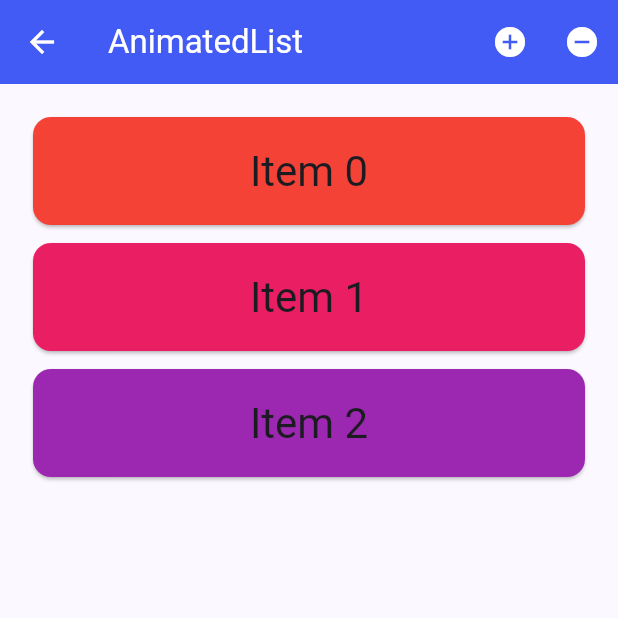
After one commit to Zudah228/flutflutter_workspace_3_10, a Flutter app: the AnimatedListSample screen opened directly, on a phone screen of 412 x 824 dp, the top half of it. The commit adds this screen. Run offline on Flutter 3.47's test engine with Material 2 defaults, Android fonts, the phone set to English and light mode, and no system bars; our stand-ins replace carousel_slider, equatable, flutter_riverpod, freezed_annotation.

Commit message:
feat: AnimatedList の追加

```diff
--- a/lib/main.dart
+++ b/lib/main.dart
@@ -1,7 +1,8 @@
 import 'package:flutter/material.dart';
+import 'package:flutter_riverpod/flutter_riverpod.dart';
 
 import 'app.dart';
 
 void main() {
-  runApp(const App());
+  runApp(const ProviderScope(child: App()));
 }
--- /dev/null
+++ b/lib/pages/animated_list/animated_list_sample_page.dart
@@ -0,0 +1,203 @@
+import 'package:flutter/material.dart';
+
+class AnimatedListSample extends StatefulWidget {
+  const AnimatedListSample({super.key});
+
+  @override
+  State<AnimatedListSample> createState() => _AnimatedListSampleState();
+}
+
+class _AnimatedListSampleState extends State<AnimatedListSample> {
+  final GlobalKey<AnimatedListState> _listKey = GlobalKey<AnimatedListState>();
+  late ListModel<int> _list;
+  int? _selectedItem;
+  late int
+      _nextItem; // The next item inserted when the user presses the '+' button.
+
+  @override
+  void initState() {
+    super.initState();
+    _list = ListModel<int>(
+      listKey: _listKey,
+      initialItems: <int>[0, 1, 2],
+      removedItemBuilder: _buildRemovedItem,
+    );
+    _nextItem = 3;
+  }
+
+  // Used to build list items that haven't been removed.
+  Widget _buildItem(
+      BuildContext context, int index, Animation<double> animation) {
+    return CardItem(
+      animation: animation,
+      item: _list[index],
+      selected: _selectedItem == _list[index],
+      onTap: () {
+        setState(() {
+          _selectedItem = _selectedItem == _list[index] ? null : _list[index];
+        });
+      },
+    );
+  }
+
+  /// The builder function used to build items that have been removed.
+  ///
+  /// Used to build an item after it has been removed from the list. This method
+  /// is needed because a removed item remains visible until its animation has
+  /// completed (even though it's gone as far as this ListModel is concerned).
+  /// The widget will be used by the [AnimatedListState.removeItem] method's
+  /// [AnimatedRemovedItemBuilder] parameter.
+  Widget _buildRemovedItem(
+      int item, BuildContext context, Animation<double> animation) {
+    return CardItem(
+      animation: animation,
+      item: item,
+      // No gesture detector here: we don't want removed items to be interactive.
+    );
+  }
+
+  // Insert the "next item" into the list model.
+  void _insert() {
+    final int index =
+        _selectedItem == null ? _list.length : _list.indexOf(_selectedItem!);
+    _list.insert(index, _nextItem++);
+  }
+
+  // Remove the selected item from the list model.
+  void _remove() {
+    if (_selectedItem != null) {
+      _list.removeAt(_list.indexOf(_selectedItem!));
+      setState(() {
+        _selectedItem = null;
+      });
+    }
+  }
+
+  @override
+  Widget build(BuildContext context) {
+    return Scaffold(
+      appBar: AppBar(
+        automaticallyImplyLeading: true,
+        title: const Text('AnimatedList'),
+        actions: <Widget>[
+          IconButton(
+            icon: const Icon(Icons.add_circle),
+            onPressed: _insert,
+            tooltip: 'insert a new item',
+          ),
+          IconButton(
+            icon: const Icon(Icons.remove_circle),
+            onPressed: _remove,
+            tooltip: 'remove the selected item',
+          ),
+        ],
+      ),
+      body: Padding(
+        padding: const EdgeInsets.all(16.0),
+        child: AnimatedList(
+          key: _listKey,
+          initialItemCount: _list.length,
+          itemBuilder: _buildItem,
+        ),
+      ),
+    );
+  }
+}
+
+typedef RemovedItemBuilder<T> = Widget Function(
+    T item, BuildContext context, Animation<double> animation);
+
+/// Keeps a Dart [List] in sync with an [AnimatedList].
+///
+/// The [insert] and [removeAt] methods apply to both the internal list and
+/// the animated list that belongs to [listKey].
+///
+/// This class only exposes as much of the Dart List API as is needed by the
+/// sample app. More list methods are easily added, however methods that
+/// mutate the list must make the same changes to the animated list in terms
+/// of [AnimatedListState.insertItem] and [AnimatedList.removeItem].
+class ListModel<E> {
+  ListModel({
+    required this.listKey,
+    required this.removedItemBuilder,
+    Iterable<E>? initialItems,
+  }) : _items = List<E>.from(initialItems ?? <E>[]);
+
+  final GlobalKey<AnimatedListState> listKey;
+  final RemovedItemBuilder<E> removedItemBuilder;
+  final List<E> _items;
+
+  AnimatedListState? get _animatedList => listKey.currentState;
+
+  void insert(int index, E item) {
+    _items.insert(index, item);
+    _animatedList!.insertItem(index);
+  }
+
+  E removeAt(int index) {
+    final E removedItem = _items.removeAt(index);
+    if (removedItem != null) {
+      _animatedList!.removeItem(
+        index,
+        (BuildContext context, Animation<double> animation) {
+          return removedItemBuilder(removedItem, context, animation);
+        },
+      );
+    }
+    return removedItem;
+  }
+
+  int get length => _items.length;
+
+  E operator [](int index) => _items[index];
+
+  int indexOf(E item) => _items.indexOf(item);
+}
+
+/// Displays its integer item as 'item N' on a Card whose color is based on
+/// the item's value.
+///
+/// The text is displayed in bright green if [selected] is
+/// true. This widget's height is based on the [animation] parameter, it
+/// varies from 0 to 128 as the animation varies from 0.0 to 1.0.
+class CardItem extends StatelessWidget {
+  const CardItem({
+    super.key,
+    this.onTap,
+    this.selected = false,
+    required this.animation,
+    required this.item,
+  }) : assert(item >= 0);
+
+  final Animation<double> animation;
+  final VoidCallback? onTap;
+  final int item;
+  final bool selected;
+
+  @override
+  Widget build(BuildContext context) {
+    TextStyle textStyle = Theme.of(context).textTheme.headlineMedium!;
+    if (selected) {
+      textStyle = textStyle.copyWith(color: Colors.lightGreenAccent[400]);
+    }
+    return Padding(
+      padding: const EdgeInsets.all(2.0),
+      child: SizeTransition(
+        sizeFactor: animation,
+        child: GestureDetector(
+          behavior: HitTestBehavior.opaque,
+          onTap: onTap,
+          child: SizedBox(
+            height: 80.0,
+            child: Card(
+              color: Colors.primaries[item % Colors.primaries.length],
+              child: Center(
+                child: Text('Item $item', style: textStyle),
+              ),
+            ),
+          ),
+        ),
+      ),
+    );
+  }
+}
--- a/lib/pages/main/main_page.dart
+++ b/lib/pages/main/main_page.dart
@@ -1,4 +1,5 @@
 import 'package:flutter/material.dart';
+import 'package:flutter_workspace_3_10/pages/animated_list/animated_list_page.dart';
 import 'package:flutter_workspace_3_10/pages/page_view/page_view_page.dart';
 import 'package:flutter_workspace_3_10/pages/todo/todo_list_page.dart';
 
@@ -14,8 +15,8 @@ class MainPage extends StatelessWidget {
     return Scaffold(
       body: CustomScrollView(
         slivers: [
-          SliverAppBar.large(
-            title: const Text('Flutter playground'),
+          const SliverAppBar.large(
+            title: Text('Flutter playground'),
           ),
           SliverPadding(
             padding: const EdgeInsets.symmetric(
@@ -28,6 +29,7 @@ class MainPage extends StatelessWidget {
                 _Page(name: 'Todo', route: TodoListPage.route),
                 _Page(name: 'PageView', route: PageViewPage.route),
                 _Page(name: 'ExpansionTile', route: ExpansionTilePage.route),
+                _Page(name: 'AnimatedList', route: AnimatedListPage.route),
               ]
                   .map(
                     (page) => InkWell(
--- a/lib/pages/todo/todo_details_page.dart
+++ b/lib/pages/todo/todo_details_page.dart
@@ -44,10 +44,11 @@ class _TodoDetailsPageState extends State<TodoDetailsPage> {
           child: Column(
         children: [
           const SizedBox(height: 24),
+          if (widget.args.todo.imageUrl case final imageUrl?)
           Hero(
             tag: widget.args.todo.id,
             child: Image.network(
-              widget.args.todo.imageUrl,
+              imageUrl,
               height: 240,
             ),
           )
--- a/pubspec.yaml
+++ b/pubspec.yaml
@@ -11,6 +11,9 @@ environment:
 dependencies:
   flutter:
     sdk: flutter
+
+  # Architecture
+  flutter_riverpod:
 
   # UI
   cupertino_icons: ^1.0.2
```
Also changed, not shown: lib/app.dart (+4 -10 lines), lib/entities/todo.dart (+12 -2 lines), lib/pages/animated_list/animated_list_page.dart (added, +139 -0 lines), lib/pages/todo/todo_list_page.dart (+5 -3 lines), lib/widgets/todo_list_tile.dart (added, +32 -0 lines), lib/widgets/unfocus_gesture_detector.dart (added, +20 -0 lines), lib/entities/todo.freezed.dart, lib/entities/todo.g.dart, pubspec.lock.
